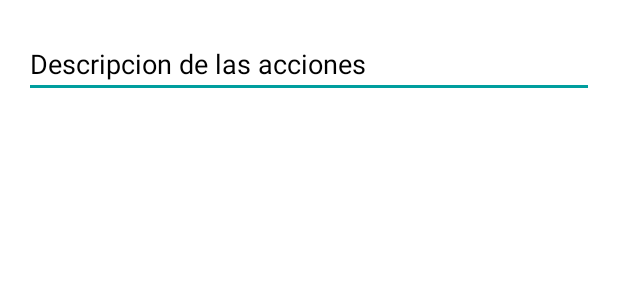
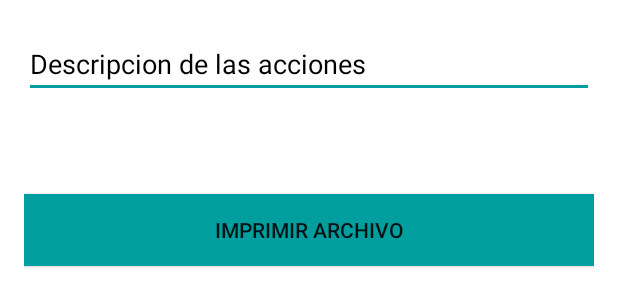
Before and after one commit to DanielVillagran/AppResidencia, an Android app: the layout activity_asesoria.xml on its own in the app's theme, with its tools: preview values and no code run, on a phone screen of 412 x 824 dp. Shown: the top 307 px of the screen. Run offline under Robolectric (Android 15) with nearby library versions, the phone set to English and light mode, and no system bars.

Commit message:
Primer commit usando la mamada de android studio

```diff
--- a/DenunciaPolicias/app/src/main/res/layout/activity_asesoria.xml
+++ b/DenunciaPolicias/app/src/main/res/layout/activity_asesoria.xml
@@ -33,7 +33,6 @@
         android:layout_width="match_parent"
         android:layout_height="wrap_content"
         android:layout_marginTop="20dp"
-        android:visibility="invisible"
         android:background="@color/colorAccent"/>
 
 
```
